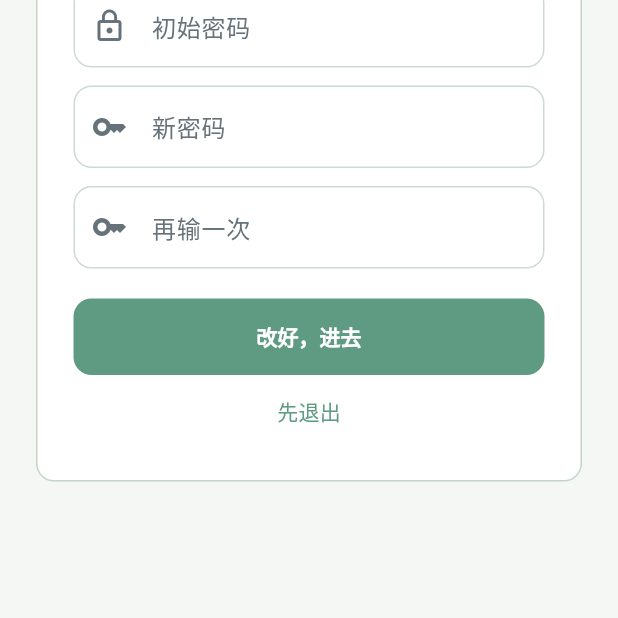
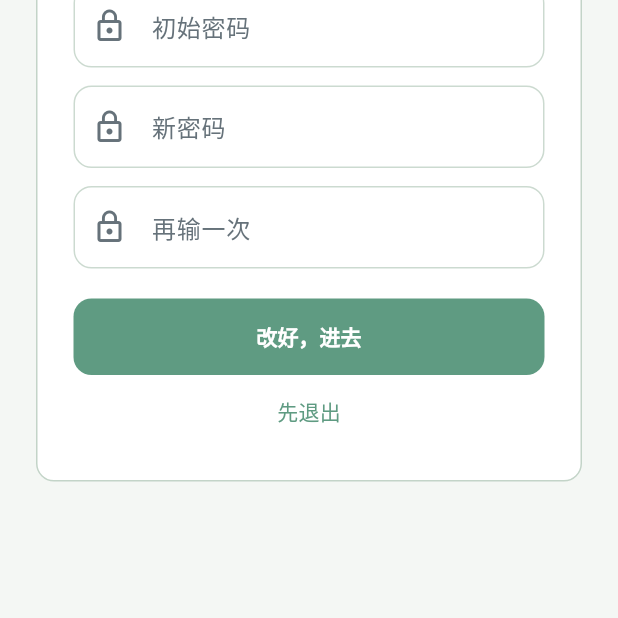
Before and after one commit to ShuangqiLi/FlowDo, a Flutter app: the ChangePasswordScreen screen opened directly, on a phone screen of 412 x 824 dp, the part 546-1164 px from its top. Run offline on Flutter 3.47's test engine with Material 3 defaults, Android fonts, the phone set to English and light mode, and no system bars; our stand-ins replace flutter_riverpod, shared_preferences, speech_to_text, web; missing offline and left inert: dart:js_interop, dart:ui_web; accounts and stored records are empty; Roboto replaces fonts that are missing (ZCOOLKuaiLe).

Commit message:
chore(release): v0.7.1
网页更新按本机 Docker 支持的 API 版本调用，不再写死 1.44。登录密码框改为真实输入框，密码插件可以填入；掩码点改用半角圆点。

Co-authored-by: Cursor <cursoragent@cursor.com>

```diff
--- a/app/lib/screens/change_password_screen.dart
+++ b/app/lib/screens/change_password_screen.dart
@@ -6,6 +6,7 @@ import '../providers.dart';
 import '../theme.dart';
 import '../ui/flowdo_card.dart';
 import '../ui/flowdo_logo.dart';
+import '../ui/password_field.dart';
 
 /// 第一次用默认密码登录后，必须先换掉密码才能进首页。
 class ChangePasswordScreen extends ConsumerStatefulWidget {
@@ -63,7 +64,6 @@ class _ChangePasswordScreenState extends ConsumerState<ChangePasswordScreen> {
   @override
   Widget build(BuildContext context) {
     final scheme = Theme.of(context).colorScheme;
-    final obscured = AppText.obscuredStyle(Theme.of(context).textTheme.bodyLarge);
 
     return Scaffold(
       backgroundColor: context.flowColors.canvas,
@@ -98,36 +98,21 @@ class _ChangePasswordScreenState extends ConsumerState<ChangePasswordScreen> {
                       textAlign: TextAlign.center,
                     ),
                     const SizedBox(height: AppSpacing.lg),
-                    TextField(
+                    PasswordField(
                       controller: _current,
-                      obscureText: true,
-                      style: obscured,
-                      autofillHints: const [AutofillHints.password],
-                      decoration: const InputDecoration(
-                        labelText: '初始密码',
-                        prefixIcon: Icon(Icons.lock_outline),
-                      ),
+                      label: '初始密码',
                     ),
                     const SizedBox(height: 12),
-                    TextField(
+                    PasswordField(
                       controller: _next,
-                      obscureText: true,
-                      style: obscured,
-                      autofillHints: const [AutofillHints.newPassword],
-                      decoration: const InputDecoration(
-                        labelText: '新密码',
-                        prefixIcon: Icon(Icons.key_outlined),
-                      ),
+                      label: '新密码',
+                      autofillHint: AutofillHints.newPassword,
                     ),
                     const SizedBox(height: 12),
-                    TextField(
+                    PasswordField(
                       controller: _again,
-                      obscureText: true,
-                      style: obscured,
-                      decoration: const InputDecoration(
-                        labelText: '再输一次',
-                        prefixIcon: Icon(Icons.key_outlined),
-                      ),
+                      label: '再输一次',
+                      autofillHint: AutofillHints.newPassword,
                       onSubmitted: (_) => _submit(),
                     ),
                     if (_error != null) ...[
--- /dev/null
+++ b/app/lib/ui/password_field.dart
@@ -0,0 +1,2 @@
+export 'password_field_stub.dart'
+    if (dart.library.js_interop) 'password_field_web.dart';
--- /dev/null
+++ b/app/lib/ui/password_field_stub.dart
@@ -0,0 +1,38 @@
+import 'package:flutter/material.dart';
+
+import '../theme.dart';
+
+/// 测试和非网页端用的密码框。网页端会换成真正的 HTML 输入框。
+class PasswordField extends StatelessWidget {
+  const PasswordField({
+    super.key,
+    required this.controller,
+    required this.label,
+    this.autofillHint = AutofillHints.password,
+    this.onSubmitted,
+    this.anchorUsername = false,
+  });
+
+  final TextEditingController controller;
+  final String label;
+  final String autofillHint;
+  final ValueChanged<String>? onSubmitted;
+
+  /// 登录页为密码管理器留一个用户名锚点。这里不显示。
+  final bool anchorUsername;
+
+  @override
+  Widget build(BuildContext context) {
+    return TextField(
+      controller: controller,
+      obscureText: true,
+      autofillHints: [autofillHint],
+      style: AppText.obscuredStyle(Theme.of(context).textTheme.bodyLarge),
+      decoration: InputDecoration(
+        labelText: label,
+        prefixIcon: const Icon(Icons.lock_outline),
+      ),
+      onSubmitted: onSubmitted,
+    );
+  }
+}
--- a/app/pubspec.yaml
+++ b/app/pubspec.yaml
@@ -1,7 +1,7 @@
 name: flowdo
 description: 随随办办 / FlowDo — 无压力任务管理
 publish_to: "none"
-version: 0.7.0+14
+version: 0.7.1+15
 
 environment:
   sdk: ">=3.5.0 <4.0.0"
```
Also changed, not shown: app/lib/screens/login_screen.dart (+4 -11 lines), app/lib/screens/settings_screen.dart (+6 -11 lines), app/lib/ui/password_field_web.dart (added, +264 -0 lines), 8 other files.
